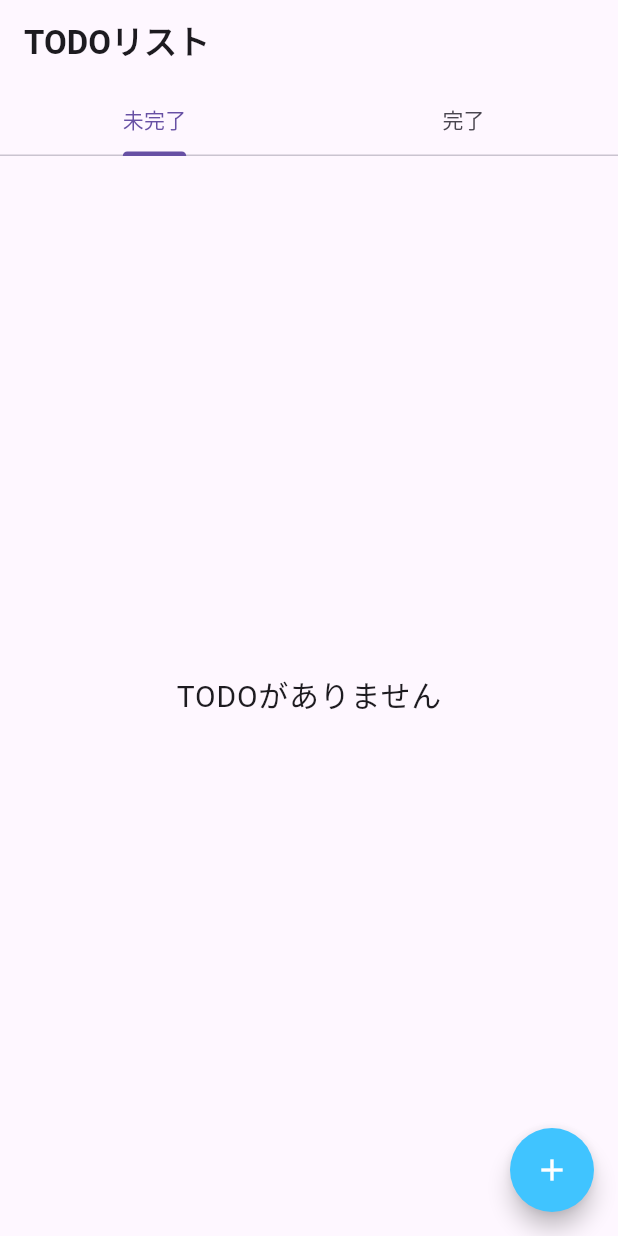
After one commit to yukimiyake0607/todo_riverpod, a Flutter app: the screen it shows after launch, on a phone screen of 412 x 824 dp. The commit adds this screen. Run offline on Flutter 3.47's test engine with Material 3 defaults, Android fonts, the phone set to English and light mode, and no system bars; our stand-ins replace flutter_riverpod, freezed_annotation, hive, hive_flutter, riverpod_annotation; accounts and stored records are empty; generated files the repository leaves out were written again.

Commit message:
add: 未完了と完了をわけた画面を作成
refs completed_todo_screenとuncompleted_toto_screenを作成し、未完了と完了のTODOを分ける

```diff
--- a/lib/screens/home_screen.dart
+++ b/lib/screens/home_screen.dart
@@ -2,99 +2,54 @@ import 'package:flutter/material.dart';
 import 'package:flutter_riverpod/flutter_riverpod.dart';
 import 'package:todo_riverpod/models/todo_model.dart';
 import 'package:todo_riverpod/providers/todo_provider.dart';
+import 'package:todo_riverpod/screens/completed_todo_screen.dart';
+import 'package:todo_riverpod/screens/uncompleted_todo_screen.dart';
 
-class HomeScreen extends ConsumerWidget {
+class HomeScreen extends ConsumerStatefulWidget {
   const HomeScreen({super.key});
 
   @override
-  Widget build(BuildContext context, WidgetRef ref) {
-    final todosAsyncValue = ref.watch(todoListProvider);
+  ConsumerState<ConsumerStatefulWidget> createState() => _TodoAppState();
+}
+
+class _TodoAppState extends ConsumerState<HomeScreen>
+    with TickerProviderStateMixin {
+  late TabController _tabController;
+
+  @override
+  void initState() {
+    // TODO: implement initState
+    super.initState();
+    _tabController = TabController(length: 2, vsync: this);
+  }
+
+  @override
+  void dispose() {
+    // TODO: implement dispose
+    _tabController.dispose();
+    super.dispose();
+  }
+
+  @override
+  Widget build(BuildContext context) {
     return Scaffold(
       appBar: AppBar(
-        title: Text(
-          'TODOリスト',
-          style: Theme.of(context).textTheme.titleLarge,
-        ),
-        shape: const Border(
-          bottom: BorderSide(
-            color: Colors.grey,
-            width: 1,
-          ),
+        title: const Text('TODOリスト'),
+        bottom: TabBar(
+          controller: _tabController,
+          tabs: [
+            Tab(text: '未完了'),
+            Tab(text: '完了'),
+          ],
         ),
       ),
-      body: todosAsyncValue.when(
-          data: (todos) {
-            if (todos.isEmpty) {
-              return Center(
-                child: Text(
-                  'TODOがありません',
-                  style: Theme.of(context).textTheme.bodyLarge,
-                ),
-              );
-            } else {
-              return ListView.builder(
-                itemCount: todos.length,
-                itemBuilder: (context, index) {
-                  final todo = todos[index];
-                  return Dismissible(
-                    key: Key(todo.id),
-                    background: Container(
-                      color: Colors.red,
-                      alignment: Alignment.centerRight,
-                      padding: const EdgeInsets.only(right: 20),
-                      child: const Icon(
-                        Icons.delete,
-                        color: Colors.white,
-                      ),
-                    ),
-                    direction: DismissDirection.endToStart,
-                    onDismissed: (direction) {
-                      ref.read(todoListProvider.notifier).removeTodo(todo.id);
-                      ScaffoldMessenger.of(context).showSnackBar(
-                        SnackBar(
-                          content: Text('${todo.title}を削除しました'),
-                          action: SnackBarAction(
-                            label: '元に戻す',
-                            onPressed: () {
-                              ref
-                                  .read(todoListProvider.notifier)
-                                  .addTodo(todo.title, todo.description);
-                            },
-                          ),
-                        ),
-                      );
-                    },
-                    child: ListTile(
-                      leading: Checkbox(
-                        value: todo.isChecked,
-                        onChanged: (_) {
-                          ref.read(todoListProvider.notifier).toggleTodo(todo);
-                        },
-                      ),
-                      title: Text(todo.title),
-                      subtitle: Text(todo.description),
-                      trailing: IconButton(
-                        icon: Image.asset('assets/icon_edit.png'),
-                        onPressed: () {
-                          showModalBottomSheet(
-                            isScrollControlled: true,
-                            context: context,
-                            builder: (BuildContext context) {
-                              return EditTodo(todo: todo);
-                            },
-                          );
-                        },
-                      ),
-                    ),
-                  );
-                },
-              );
-            }
-          },
-          error: (error, stack) => Center(
-                child: Text('Error: $error'),
-              ),
-          loading: () => Center(child: CircularProgressIndicator())),
+      body: TabBarView(
+        controller: _tabController,
+        children: [
+          UncompletedTodoScreen(),
+          CompletedTodoScreen(),
+        ],
+      ),
       floatingActionButton: FloatingActionButton(
         onPressed: () {
           showModalBottomSheet(
@@ -113,6 +68,7 @@ class HomeScreen extends ConsumerWidget {
     );
   }
 }
+
 
 class AddTodo extends ConsumerWidget {
   final _titleController = TextEditingController();
--- /dev/null
+++ b/lib/screens/uncompleted_todo_screen.dart
@@ -0,0 +1,86 @@
+import 'package:flutter/material.dart';
+import 'package:flutter_riverpod/flutter_riverpod.dart';
+import 'package:todo_riverpod/providers/todo_provider.dart';
+import 'package:todo_riverpod/screens/home_screen.dart';
+
+class UncompletedTodoScreen extends ConsumerWidget {
+  const UncompletedTodoScreen({super.key});
+
+  @override
+  Widget build(BuildContext context, WidgetRef ref) {
+    final todosAsyncValue = ref.watch(todoListProvider);
+    return todosAsyncValue.when(
+          data: (todos) {
+            if (todos.isEmpty) {
+              return Center(
+                child: Text(
+                  'TODOがありません',
+                  style: Theme.of(context).textTheme.bodyLarge,
+                ),
+              );
+            } else {
+              return ListView.builder(
+                itemCount: todos.length,
+                itemBuilder: (context, index) {
+                  final todo = todos[index];
+                  return Dismissible(
+                    key: Key(todo.id),
+                    background: Container(
+                      color: Colors.red,
+                      alignment: Alignment.centerRight,
+                      padding: const EdgeInsets.only(right: 20),
+                      child: const Icon(
+                        Icons.delete,
+                        color: Colors.white,
+                      ),
+                    ),
+                    direction: DismissDirection.endToStart,
+                    onDismissed: (direction) {
+                      ref.read(todoListProvider.notifier).removeTodo(todo.id);
+                      ScaffoldMessenger.of(context).showSnackBar(
+                        SnackBar(
+                          content: Text('${todo.title}を削除しました'),
+                          action: SnackBarAction(
+                            label: '元に戻す',
+                            onPressed: () {
+                              ref
+                                  .read(todoListProvider.notifier)
+                                  .addTodo(todo.title, todo.description);
+                            },
+                          ),
+                        ),
+                      );
+                    },
+                    child: ListTile(
+                      leading: Checkbox(
+                        value: todo.isChecked,
+                        onChanged: (_) {
+                          ref.read(todoListProvider.notifier).toggleTodo(todo);
+                        },
+                      ),
+                      title: Text(todo.title),
+                      subtitle: Text(todo.description),
+                      trailing: IconButton(
+                        icon: Image.asset('assets/icon_edit.png'),
+                        onPressed: () {
+                          showModalBottomSheet(
+                            isScrollControlled: true,
+                            context: context,
+                            builder: (BuildContext context) {
+                              return EditTodo(todo: todo);
+                            },
+                          );
+                        },
+                      ),
+                    ),
+                  );
+                },
+              );
+            }
+          },
+          error: (error, stack) => Center(
+                child: Text('Error: $error'),
+              ),
+          loading: () => Center(child: CircularProgressIndicator()));
+  }
+}
```
Also changed, not shown: lib/screens/completed_todo_screen.dart (added, +43 -0 lines).
